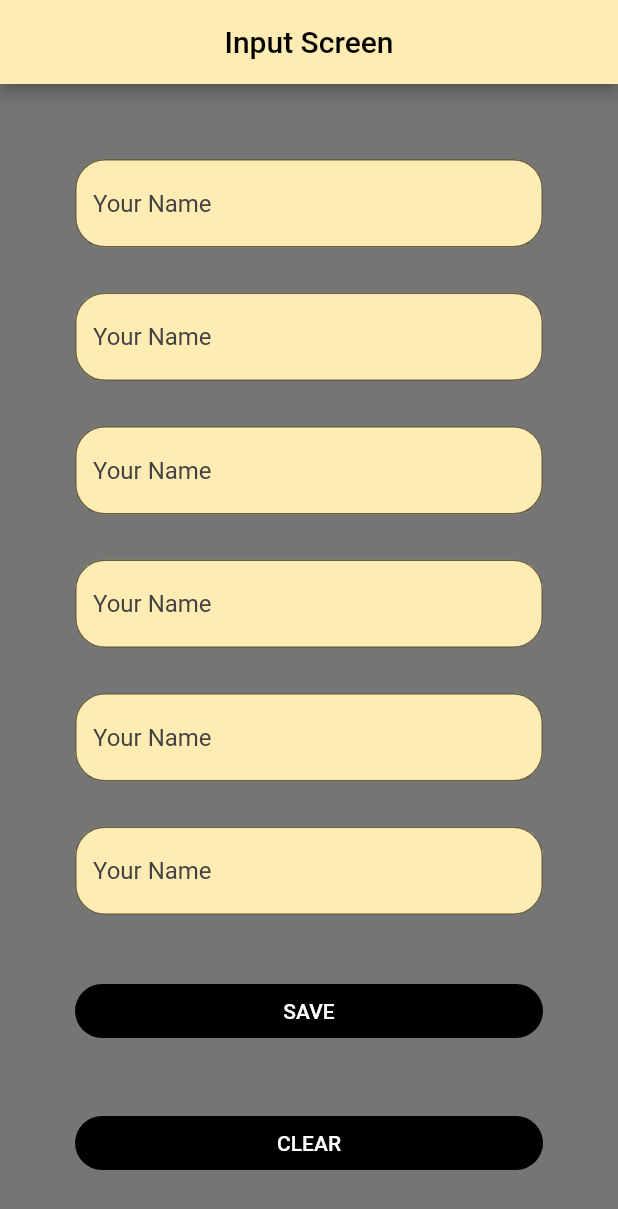
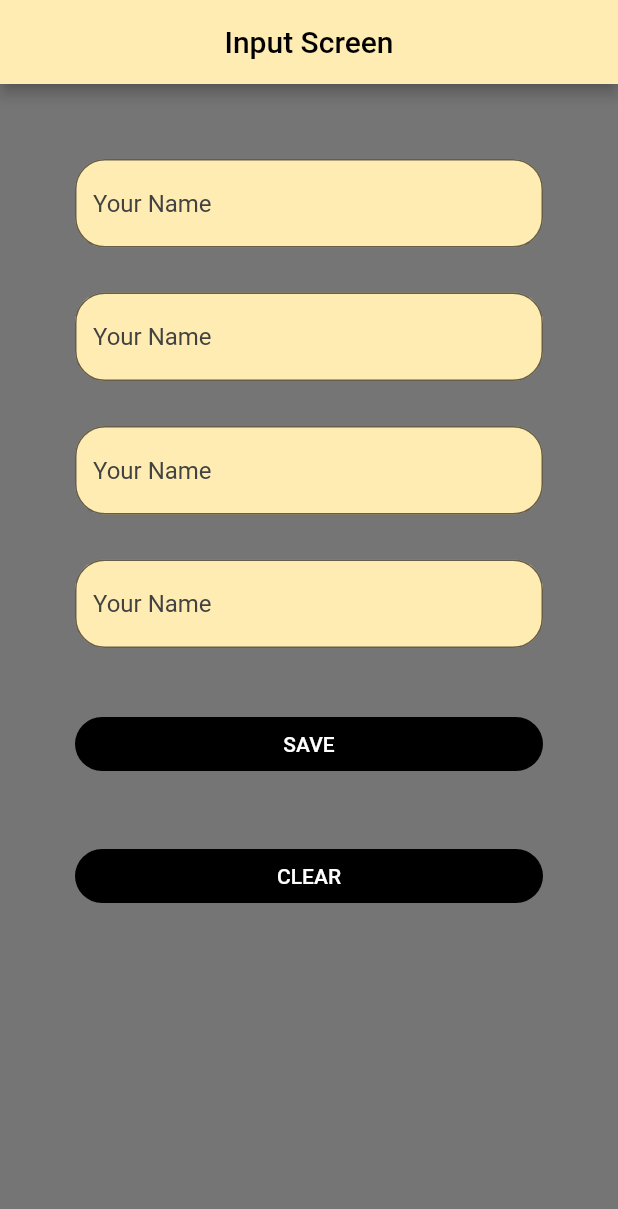
Before and after one commit to TomCom1234/Odd-one-out-v2, a Flutter app: the InputScreen screen opened directly, on a phone screen of 412 x 824 dp. Shown: the top 1209 px of the screen. Run offline on Flutter 3.47's test engine with Material 2 defaults, Android fonts, the phone set to English and light mode, and no system bars.

Commit message:
Input working properly

```diff
--- a/lib/AnimalRevealScreen4.dart
+++ b/lib/AnimalRevealScreen4.dart
@@ -4,6 +4,7 @@ import 'package:flutter/material.dart';
 import 'package:flutter/material.dart' as prefix0;
 import 'package:flutter/services.dart';
 import 'package:odd_one_out/InputScreen.dart';
+import 'package:odd_one_out/Question%201.dart';
 import 'package:odd_one_out/RevealScreenP2.dart';
 import 'package:odd_one_out/RevealScreenP4.dart';
 import 'package:odd_one_out/RevealScreenP5.dart';
@@ -99,7 +100,7 @@ class AnimalRevealScreen4 extends StatelessWidget {
                                 ),
                                 onPressed: () {
                                   Navigator.push(context, MaterialPageRoute(builder: (context){
-                                    return RevealScreenP5(); //Will return the next Reveal screen but names would be random in each one
+                                    return Question1(); //Will return the next Reveal screen but names would be random in each one
                                   }));
                                 },
                                 child: Text("Next player", style: TextStyle(fontSize: 45,)),
--- a/lib/InputScreen.dart
+++ b/lib/InputScreen.dart
@@ -14,20 +14,19 @@ class InputScreen extends StatelessWidget {
      var list = new List<TextEditingController>();
 
 
-  final TextEditingController nameInput1 = new TextEditingController();
-  final TextEditingController nameInput2 = new TextEditingController();
-  final TextEditingController nameInput3 = new TextEditingController();
-  final TextEditingController nameInput4 = new TextEditingController();
-  final TextEditingController nameInput5 = new TextEditingController();
-  final TextEditingController nameInput6 = new TextEditingController();
+   static TextEditingController nameInput1 = new TextEditingController();
+  static  TextEditingController nameInput2 = new TextEditingController();
+  static  TextEditingController nameInput3 = new TextEditingController();
+  static  TextEditingController nameInput4 = new TextEditingController();
+
 
 
   String name1;
   String name2;
   String name3;
   String name4;
-  String name5;
-  String name6;
+
+
 
 
 
@@ -48,13 +47,13 @@ class InputScreen extends StatelessWidget {
     return name1;
   }
 
+
  void saveInput(){
   list.add(nameInput1);
   list.add(nameInput2);
   list.add(nameInput3);
   list.add(nameInput4);
-  list.add(nameInput5);
-  list.add(nameInput6);
+
 
 
 }
@@ -64,8 +63,7 @@ void showNameInputted(){
   print(nameInput2);
   print(nameInput3);
   print(nameInput4);
-  print(nameInput5);
-  print(nameInput6);
+
 
 }
 
@@ -74,8 +72,6 @@ void showNameInputted(){
     nameInput2.clear();
     nameInput3.clear();
     nameInput4.clear();
-    nameInput5.clear();
-    nameInput6.clear();
   }
 
 
@@ -175,39 +171,7 @@ void showNameInputted(){
                 ),
               ),
 
-              Container(
-                margin: EdgeInsets.only(top: 30.0),
-                child: new TextFormField(
-                  controller: nameInput5,
-                  decoration: new InputDecoration(
-                      border: new OutlineInputBorder(
-                        borderRadius: const BorderRadius.all(
-                          const Radius.circular(20.0),
-                        ),
-                      ),
-                      filled: true,
-                      hintStyle: new TextStyle(color: Colors.grey[800]),
-                      hintText: "Your Name",
-                      fillColor: Colors.amber[100]),
-                ),
-              ),
 
-              Container(
-                margin: EdgeInsets.only(top: 30.0),
-                child: new TextFormField(
-                  controller: nameInput6,
-                  decoration: new InputDecoration(
-                      border: new OutlineInputBorder(
-                        borderRadius: const BorderRadius.all(
-                          const Radius.circular(20.0),
-                        ),
-                      ),
-                      filled: true,
-                      hintStyle: new TextStyle(color: Colors.grey[800]),
-                      hintText: "Your Name",
-                      fillColor: Colors.amber[100]),
-                ),
-              ),
 
               Container(
                 margin: EdgeInsets.only(top: 40.0),
--- a/lib/Question 1.dart
+++ b/lib/Question 1.dart
@@ -54,9 +54,11 @@ class Question1 extends StatelessWidget {
                       width: 400,
                       height: 400,
                       child: Text(
-                        "Person 1 asks Person 3", //would randomly generate using the names from the input screen
+                        InputScreen.nameInput1.text + " asks " +  InputScreen.nameInput4.text,
+//                        "Person 1 asks Person 3", //would randomly generate using the names from the input screen
                         style: TextStyle(
                           fontSize: 30.0,
+                          fontWeight: FontWeight.bold,
                           color: Colors.white,
                         ),
                       ),
--- a/lib/QuestionR1Q2.dart
+++ b/lib/QuestionR1Q2.dart
@@ -44,6 +44,7 @@ class QuestionR1Q2 extends StatelessWidget {
                       child: Text(
                         "Question 2",
                         style: TextStyle(
+                          fontWeight: FontWeight.bold,
                           fontSize: 40.0,
                           color: Colors.white,
                         ),
@@ -54,7 +55,9 @@ class QuestionR1Q2 extends StatelessWidget {
                       width: 400,
                       height: 400,
                       child: Text(
-                        "Person 1 asks Person 2", //would randomly generate using the names from the input screen
+                        InputScreen.nameInput1.text + " asks " +  InputScreen.nameInput2.text,
+
+//                        "Person 1 asks Person 2", //would randomly generate using the names from the input screen
                         style: TextStyle(
                           fontSize: 30.0,
                           color: Colors.white,
--- a/lib/QuestionR1Q3.dart
+++ b/lib/QuestionR1Q3.dart
@@ -54,8 +54,10 @@ class QuestionR1Q3 extends StatelessWidget {
                       width: 400,
                       height: 400,
                       child: Text(
-                        "Person 1 asks Person 3", //would randomly generate using the names from the input screen
+                        InputScreen.nameInput1.text + " asks " +  InputScreen.nameInput3.text,
+//                        "Person 1 asks Person 3", //would randomly generate using the names from the input screen
                         style: TextStyle(
+                          fontWeight: FontWeight.bold,
                           fontSize: 30.0,
                           color: Colors.white,
                         ),
--- a/lib/QuestionR2Q1.dart
+++ b/lib/QuestionR2Q1.dart
@@ -54,8 +54,10 @@ class QuestionR2Q1 extends StatelessWidget {
                       width: 400,
                       height: 400,
                       child: Text(
-                        "Person 2 asks Person 3", //would randomly generate using the names from the input screen
+                        InputScreen.nameInput2.text + " asks " +  InputScreen.nameInput3.text,
+//                        "Person 2 asks Person 3", //would randomly generate using the names from the input screen
                         style: TextStyle(
+                          fontWeight: FontWeight.bold,
                           fontSize: 30.0,
                           color: Colors.white,
                         ),
--- a/lib/RevealScreen.dart
+++ b/lib/RevealScreen.dart
@@ -8,7 +8,7 @@ import 'package:odd_one_out/RevealScreenP2.dart';
 import 'package:odd_one_out/TutorialScreen.dart';
 import 'package:odd_one_out/AnimalRevealScreen.dart';
 
-
+var inputScreen = new InputScreen();
 
 
  List<String> food=["Pizza","Out of the loop"];
@@ -46,7 +46,7 @@ class RevealScreen extends StatelessWidget {
                       width: 400,
                       height: 400,
                       child: Text(
-                        ("person1") , //could be "name1" from a list of names gathered by the input screen
+                        (InputScreen.nameInput1.text) , //could be "name1" from a list of names gathered by the input screen
                         style: TextStyle(
                           fontSize: 40.0,
                           color: Colors.white,
--- a/lib/RevealScreenP2.dart
+++ b/lib/RevealScreenP2.dart
@@ -43,7 +43,7 @@ class RevealScreenP2 extends StatelessWidget {
                       width: 400,
                       height: 400,
                       child: Text(
-                        "Person 2", //could be "name1" from a list of names gathered by the input screen
+                        InputScreen.nameInput2.text, //could be "name1" from a list of names gathered by the input screen
                         style: TextStyle(
                           fontSize: 40.0,
                           color: Colors.white,
--- a/lib/RevealScreenP3.dart
+++ b/lib/RevealScreenP3.dart
@@ -43,7 +43,7 @@ class RevealScreenP3 extends StatelessWidget {
                       width: 400,
                       height: 400,
                       child: Text(
-                        "Person 3", //could be "name1" from a list of names gathered by the input screen
+                        InputScreen.nameInput3.text, //could be "name1" from a list of names gathered by the input screen
                         style: TextStyle(
                           fontSize: 40.0,
                           color: Colors.white,
--- a/lib/RevealScreenP4.dart
+++ b/lib/RevealScreenP4.dart
@@ -6,6 +6,7 @@ import 'package:flutter/services.dart';
 import 'package:odd_one_out/AnimalRevealScreen.dart';
 import 'package:odd_one_out/AnimalRevealScreen4.dart';
 import 'package:odd_one_out/InputScreen.dart';
+import 'package:odd_one_out/Question%201.dart';
 import 'package:odd_one_out/RevealScreenP5.dart';
 import 'package:odd_one_out/TutorialScreen.dart';
 
@@ -43,7 +44,7 @@ class RevealScreenP4 extends StatelessWidget {
                       width: 400,
                       height: 400,
                       child: Text(
-                        "Person 4", //could be "name1" from a list of names gathered by the input screen
+                        InputScreen.nameInput4.text, //could be "name1" from a list of names gathered by the input screen
                         style: TextStyle(
                           fontSize: 40.0,
                           color: Colors.white,
@@ -108,7 +109,7 @@ class RevealScreenP4 extends StatelessWidget {
                                 ),
                                 onPressed: () {
                                   Navigator.push(context, MaterialPageRoute(builder: (context){
-                                    return RevealScreenP5(); //Will return the next Reveal screen but names would be random in each one
+                                    return Question1(); //Will return the next Reveal screen but names would be random in each one
                                   }));
                                 },
                                 child: Text("Next Person", style: TextStyle(fontSize: 45,)),
--- a/lib/RevealScreenP5.dart
+++ b/lib/RevealScreenP5.dart
@@ -108,8 +108,7 @@ class RevealScreenP5 extends StatelessWidget {
                                 ),
                                 onPressed: () {
                                   Navigator.push(context, MaterialPageRoute(builder: (context){
-                                    return RevealScreenP6(); //Will return the next Reveal screen but names would be random in each one;
-                                  }));
+                                   }));
                                 },
                                 child: Text("Next Person", style: TextStyle(fontSize: 45,)),
                               )),
--- a/lib/RevealScreenP6.dart
+++ b/lib/RevealScreenP6.dart
@@ -108,8 +108,7 @@ class RevealScreenP6 extends StatelessWidget {
                                 ),
                                 onPressed: () {
                                   Navigator.push(context, MaterialPageRoute(builder: (context){
-                                    return Question1(); //would return to the first question screen
-                                  }));
+                                   }));
                                 },
                                 child: Text("Start", style: TextStyle(fontSize: 45,)),
                               )),
```
